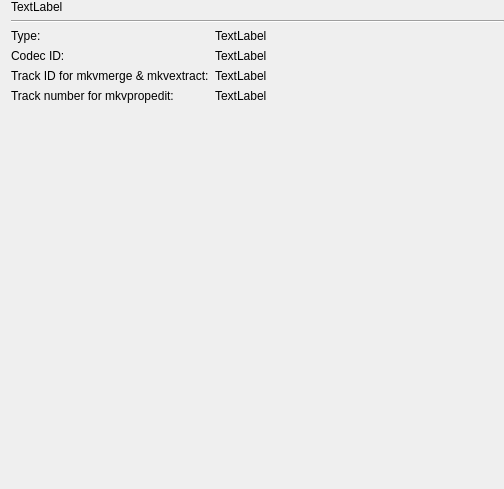
The window that src/mkvtoolnix-gui/forms/header_editor/track_type_page.ui (jpsdr/MKVToolnix-Windows-7) describes before a commit, drawn with Qt 5.
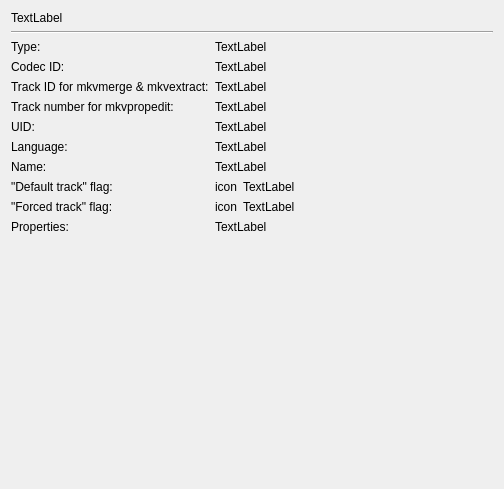
The same window after the commit.

Commit message: GUI: headers: show basic track properties on track type page

The edit to the form file:
```diff
--- a/src/mkvtoolnix-gui/forms/header_editor/track_type_page.ui
+++ b/src/mkvtoolnix-gui/forms/header_editor/track_type_page.ui
@@ -14,15 +14,6 @@
    <string notr="true">Form</string>
   </property>
   <layout class="QVBoxLayout" name="verticalLayout">
-   <property name="topMargin">
-    <number>0</number>
-   </property>
-   <property name="rightMargin">
-    <number>0</number>
-   </property>
-   <property name="bottomMargin">
-    <number>0</number>
-   </property>
    <item>
     <widget class="QLabel" name="m_lTitle">
      <property name="text">
@@ -39,6 +30,13 @@
    </item>
    <item>
     <layout class="QGridLayout" name="gridLayout">
+     <item row="3" column="0">
+      <widget class="QLabel" name="m_lTrackNumberMkvpropeditLabel">
+       <property name="text">
+        <string>Track number for mkvpropedit:</string>
+       </property>
+      </widget>
+     </item>
      <item row="0" column="0">
       <widget class="QLabel" name="m_lTypeLabel">
        <property name="text">
@@ -57,6 +55,12 @@
        <property name="text">
         <string notr="true">TextLabel</string>
        </property>
+       <property name="textFormat">
+        <enum>Qt::PlainText</enum>
+       </property>
+       <property name="textInteractionFlags">
+        <set>Qt::LinksAccessibleByMouse|Qt::TextSelectableByMouse</set>
+       </property>
       </widget>
      </item>
      <item row="1" column="0">
@@ -77,9 +81,15 @@
        <property name="text">
         <string notr="true">TextLabel</string>
        </property>
+       <property name="textFormat">
+        <enum>Qt::PlainText</enum>
+       </property>
        <property name="wordWrap">
         <bool>true</bool>
        </property>
+       <property name="textInteractionFlags">
+        <set>Qt::LinksAccessibleByMouse|Qt::TextSelectableByMouse</set>
+       </property>
       </widget>
      </item>
      <item row="2" column="0">
@@ -100,12 +110,11 @@
        <property name="text">
         <string notr="true">TextLabel</string>
        </property>
-      </widget>
-     </item>
-     <item row="3" column="0">
-      <widget class="QLabel" name="m_lTrackNumberMkvpropeditLabel">
-       <property name="text">
-        <string>Track number for mkvpropedit:</string>
+       <property name="textFormat">
+        <enum>Qt::PlainText</enum>
+       </property>
+       <property name="textInteractionFlags">
+        <set>Qt::LinksAccessibleByMouse|Qt::TextSelectableByMouse</set>
        </property>
       </widget>
      </item>
@@ -119,6 +128,190 @@
        </property>
        <property name="text">
         <string notr="true">TextLabel</string>
+       </property>
+       <property name="textFormat">
+        <enum>Qt::PlainText</enum>
+       </property>
+       <property name="textInteractionFlags">
+        <set>Qt::LinksAccessibleByMouse|Qt::TextSelectableByMouse</set>
+       </property>
+      </widget>
+     </item>
+     <item row="4" column="0">
+      <widget class="QLabel" name="m_lUidLabel">
+       <property name="text">
+        <string>UID:</string>
+       </property>
+      </widget>
+     </item>
+     <item row="4" column="1">
+      <widget class="QLabel" name="m_lUid">
+       <property name="sizePolicy">
+        <sizepolicy hsizetype="Expanding" vsizetype="Preferred">
+         <horstretch>0</horstretch>
+         <verstretch>0</verstretch>
+        </sizepolicy>
+       </property>
+       <property name="text">
+        <string notr="true">TextLabel</string>
+       </property>
+       <property name="textFormat">
+        <enum>Qt::PlainText</enum>
+       </property>
+       <property name="textInteractionFlags">
+        <set>Qt::LinksAccessibleByMouse|Qt::TextSelectableByMouse</set>
+       </property>
+      </widget>
+     </item>
+     <item row="5" column="0">
+      <widget class="QLabel" name="m_lLanguageLabel">
+       <property name="text">
+        <string>Language:</string>
+       </property>
+      </widget>
+     </item>
+     <item row="5" column="1">
+      <widget class="QLabel" name="m_lLanguage">
+       <property name="sizePolicy">
+        <sizepolicy hsizetype="Expanding" vsizetype="Preferred">
+         <horstretch>0</horstretch>
+         <verstretch>0</verstretch>
+        </sizepolicy>
+       </property>
+       <property name="text">
+        <string notr="true">TextLabel</string>
+       </property>
+       <property name="textFormat">
+        <enum>Qt::PlainText</enum>
+       </property>
+       <property name="textInteractionFlags">
+        <set>Qt::LinksAccessibleByMouse|Qt::TextSelectableByMouse</set>
+       </property>
+      </widget>
+     </item>
+     <item row="6" column="0">
+      <widget class="QLabel" name="m_lNameLabel">
+       <property name="text">
+        <string>Name:</string>
+       </property>
+      </widget>
+     </item>
+     <item row="6" column="1">
+      <widget class="QLabel" name="m_lName">
+       <property name="sizePolicy">
+        <sizepolicy hsizetype="Expanding" vsizetype="Preferred">
+         <horstretch>0</horstretch>
+         <verstretch>0</verstretch>
+        </sizepolicy>
+       </property>
+       <property name="text">
+        <string notr="true">TextLabel</string>
+       </property>
+       <property name="textFormat">
+        <enum>Qt::PlainText</enum>
+       </property>
+       <property name="textInteractionFlags">
+        <set>Qt::LinksAccessibleByMouse|Qt::TextSelectableByMouse</set>
+       </property>
+      </widget>
+     </item>
+     <item row="7" column="0">
+      <widget class="QLabel" name="m_lDefaultTrackFlagLabel">
+       <property name="text">
+        <string>&quot;Default track&quot; flag:</string>
+       </property>
+      </widget>
+     </item>
+     <item row="7" column="1">
+      <layout class="QHBoxLayout" name="horizontalLayout">
+       <item>
+        <widget class="QLabel" name="m_iDefaultTrackFlag">
+         <property name="text">
+          <string notr="true">icon</string>
+         </property>
+        </widget>
+       </item>
+       <item>
+        <widget class="QLabel" name="m_lDefaultTrackFlag">
+         <property name="sizePolicy">
+          <sizepolicy hsizetype="Expanding" vsizetype="Preferred">
+           <horstretch>0</horstretch>
+           <verstretch>0</verstretch>
+          </sizepolicy>
+         </property>
+         <property name="text">
+          <string notr="true">TextLabel</string>
+         </property>
+         <property name="textFormat">
+          <enum>Qt::PlainText</enum>
+         </property>
+         <property name="textInteractionFlags">
+          <set>Qt::LinksAccessibleByMouse|Qt::TextSelectableByMouse</set>
+         </property>
+        </widget>
+       </item>
+      </layout>
+     </item>
+     <item row="8" column="0">
+      <widget class="QLabel" name="m_lForcedTrackFlagLabel">
+       <property name="text">
+        <string>&quot;Forced track&quot; flag:</string>
+       </property>
+      </widget>
+     </item>
+     <item row="8" column="1">
+      <layout class="QHBoxLayout" name="horizontalLayout_2">
+       <item>
+        <widget class="QLabel" name="m_iForcedTrackFlag">
+         <property name="text">
+          <string notr="true">icon</string>
+         </property>
+        </widget>
+       </item>
+       <item>
+        <widget class="QLabel" name="m_lForcedTrackFlag">
+         <property name="sizePolicy">
+          <sizepolicy hsizetype="Expanding" vsizetype="Preferred">
+           <horstretch>0</horstretch>
+           <verstretch>0</verstretch>
+          </sizepolicy>
+         </property>
+         <property name="text">
+          <string notr="true">TextLabel</string>
+         </property>
+         <property name="textFormat">
+          <enum>Qt::PlainText</enum>
+         </property>
+         <property name="textInteractionFlags">
+          <set>Qt::LinksAccessibleByMouse|Qt::TextSelectableByMouse</set>
+         </property>
+        </widget>
+       </item>
+      </layout>
+     </item>
+     <item row="9" column="0">
+      <widget class="QLabel" name="m_lPropertiesLabel">
+       <property name="text">
+        <string>Properties:</string>
+       </property>
+      </widget>
+     </item>
+     <item row="9" column="1">
+      <widget class="QLabel" name="m_lProperties">
+       <property name="sizePolicy">
+        <sizepolicy hsizetype="Expanding" vsizetype="Preferred">
+         <horstretch>0</horstretch>
+         <verstretch>0</verstretch>
+        </sizepolicy>
+       </property>
+       <property name="text">
+        <string notr="true">TextLabel</string>
+       </property>
+       <property name="textFormat">
+        <enum>Qt::PlainText</enum>
+       </property>
+       <property name="textInteractionFlags">
+        <set>Qt::LinksAccessibleByMouse|Qt::TextSelectableByMouse</set>
        </property>
       </widget>
      </item>
```
The commit also changes 2 other files.
